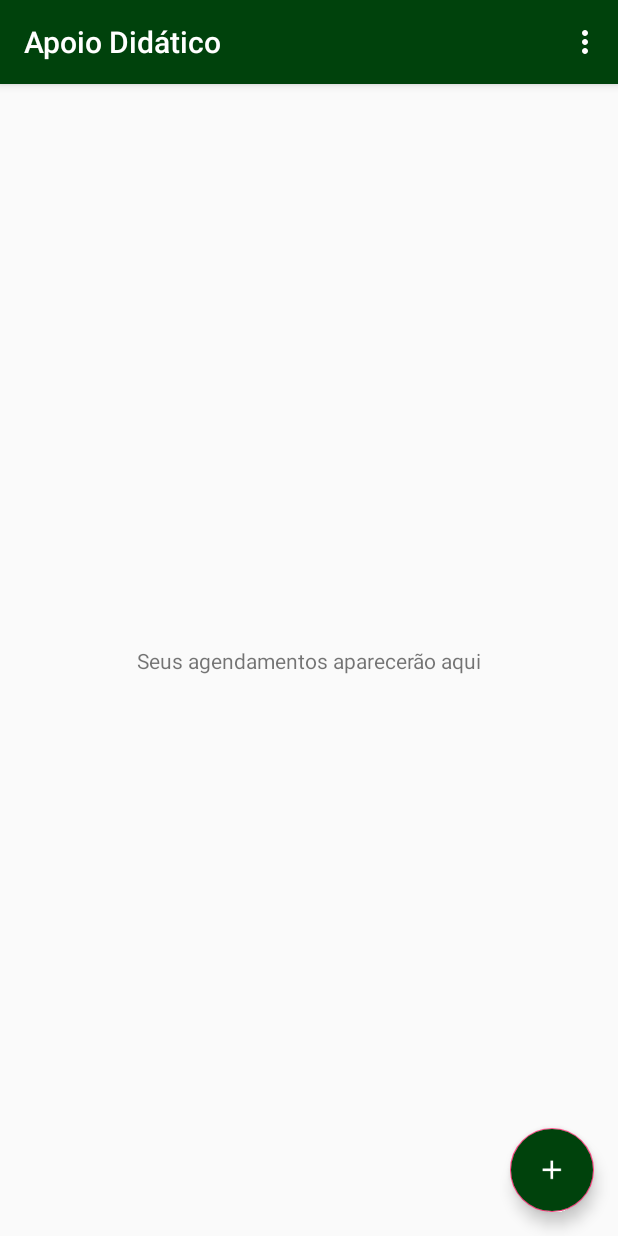
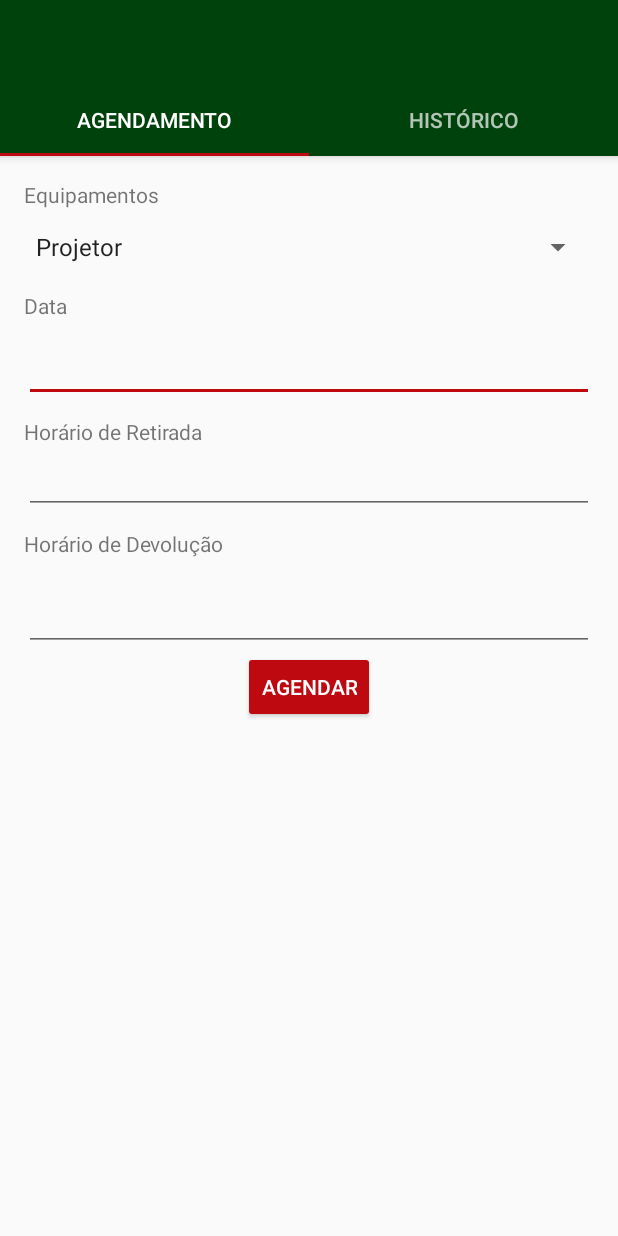
Before and after one commit to italomendes/apoiodidatico, an Android app: the screen it shows after launch (MainActivity), on a phone screen of 412 x 824 dp. Run offline under Robolectric (Android 15) with nearby library versions, the phone set to English and light mode, and no system bars.

Commit message:
adicionando tabview com fragments

```diff
--- /dev/null
+++ b/ApoioDidatico/app/src/main/java/br/com/italomendes/apoiodidatico/AgendamentoFragment.java
@@ -0,0 +1,46 @@
+package br.com.italomendes.apoiodidatico;
+
+import android.os.Bundle;
+import android.support.annotation.Nullable;
+import android.support.v4.app.Fragment;
+import android.view.LayoutInflater;
+import android.view.View;
+import android.view.ViewGroup;
+import android.widget.ArrayAdapter;
+import android.widget.Button;
+import android.widget.Spinner;
+import android.widget.Toast;
+
+/**
+ * Created by root on 12/11/2017.
+ */
+
+public class AgendamentoFragment extends Fragment {
+    private static final String TAG = "Agendamento";
+
+    private Button btnTEST;
+
+    @Nullable
+    @Override
+    public View onCreateView(LayoutInflater inflater, @Nullable ViewGroup container, @Nullable Bundle savedInstanceState) {
+
+
+        View view = inflater.inflate(R.layout.agendamento_fragment,container,false);
+        btnTEST = (Button) view.findViewById(R.id.btnAgendar);
+
+        btnTEST.setOnClickListener(new View.OnClickListener() {
+            @Override
+            public void onClick(View view) {
+                Toast.makeText(getActivity(), "AGENDAMENTO!",Toast.LENGTH_SHORT).show();
+            }
+        });
+
+        Spinner mySpinner = (Spinner) view.findViewById(R.id.spinner);
+        ArrayAdapter<String> myAdapter = new ArrayAdapter<String>(this.getActivity(),
+                android.R.layout.simple_spinner_item, getResources().getStringArray(R.array.equipamentos));
+        myAdapter.setDropDownViewResource(android.R.layout.simple_spinner_dropdown_item);
+        mySpinner.setAdapter(myAdapter);
+
+        return view;
+    }
+}
--- /dev/null
+++ b/ApoioDidatico/app/src/main/java/br/com/italomendes/apoiodidatico/HistoricoFragment.java
@@ -0,0 +1,36 @@
+package br.com.italomendes.apoiodidatico;
+
+import android.os.Bundle;
+import android.support.annotation.Nullable;
+import android.support.v4.app.Fragment;
+import android.view.LayoutInflater;
+import android.view.View;
+import android.view.ViewGroup;
+import android.widget.Button;
+import android.widget.Toast;
+
+/**
+ * Created by root on 12/11/2017.
+ */
+
+public class HistoricoFragment extends Fragment {
+    private static final String TAG = "Historico";
+
+    private Button btnTEST;
+
+    @Nullable
+    @Override
+    public View onCreateView(LayoutInflater inflater, @Nullable ViewGroup container, @Nullable Bundle savedInstanceState) {
+        View view = inflater.inflate(R.layout.historico_fragment,container,false);
+        btnTEST = (Button) view.findViewById(R.id.btnHist);
+
+        btnTEST.setOnClickListener(new View.OnClickListener() {
+            @Override
+            public void onClick(View view) {
+                Toast.makeText(getActivity(), "AGENDAMENTO!",Toast.LENGTH_SHORT).show();
+            }
+        });
+
+        return view;
+    }
+}
--- a/ApoioDidatico/app/src/main/java/br/com/italomendes/apoiodidatico/MainActivity.java
+++ b/ApoioDidatico/app/src/main/java/br/com/italomendes/apoiodidatico/MainActivity.java
@@ -4,39 +4,55 @@ import android.content.Intent;
 import android.os.Bundle;
 import android.support.design.widget.FloatingActionButton;
 import android.support.design.widget.Snackbar;
+import android.support.design.widget.TabLayout;
+import android.support.v4.view.ViewPager;
 import android.support.v7.app.AppCompatActivity;
 import android.support.v7.widget.Toolbar;
+import android.util.Log;
 import android.view.View;
 import android.view.Menu;
 import android.view.MenuItem;
+import android.widget.ArrayAdapter;
 import android.widget.EditText;
+import android.widget.Spinner;
 
 import static android.provider.AlarmClock.EXTRA_MESSAGE;
 
 public class MainActivity extends AppCompatActivity {
+    private static final String TAG = "MainActivity";
+
+    private SectionsPageAdapter mSectionsPageAdapter;
+
+    private ViewPager mViewPager;
 
     @Override
     protected void onCreate(Bundle savedInstanceState) {
+        this.setTitle("Apoio Didático");
         super.onCreate(savedInstanceState);
         setContentView(R.layout.activity_main);
-        Toolbar toolbar = (Toolbar) findViewById(R.id.toolbar);
-        setSupportActionBar(toolbar);
+        Log.d(TAG, "onCreate: Starting.");
 
-        FloatingActionButton fab = (FloatingActionButton) findViewById(R.id.fab);
-        fab.setOnClickListener(new View.OnClickListener() {
-            @Override
-            public void onClick(View view) {
-                showCadastroAgendamento();
-            }
-        });
+        mSectionsPageAdapter = new SectionsPageAdapter(getSupportFragmentManager());
+
+        // Set up the ViewPager with the sections adapter.
+        mViewPager = (ViewPager) findViewById(R.id.container);
+        setupViewPager(mViewPager);
+
+        TabLayout tabLayout = (TabLayout) findViewById(R.id.tabs);
+        tabLayout.setupWithViewPager(mViewPager);
+
+
+    }
+
+    private void setupViewPager(ViewPager viewPager) {
+        SectionsPageAdapter adapter = new SectionsPageAdapter(getSupportFragmentManager());
+        adapter.addFragment(new AgendamentoFragment(), "Agendamento");
+        adapter.addFragment(new HistoricoFragment(), "Histórico");
+        viewPager.setAdapter(adapter);
     }
 
 
-    public void showCadastroAgendamento() {
-        Intent intent = new Intent(this, AgendamentoActivity.class);
-        //intent.putExtra(intent);
-        startActivity(intent);
-    }
+
 
     @Override
     public boolean onCreateOptionsMenu(Menu menu) {
--- /dev/null
+++ b/ApoioDidatico/app/src/main/java/br/com/italomendes/apoiodidatico/SectionsPageAdapter.java
@@ -0,0 +1,42 @@
+package br.com.italomendes.apoiodidatico;
+
+import android.support.v4.app.Fragment;
+import android.support.v4.app.FragmentManager;
+import android.support.v4.app.FragmentPagerAdapter;
+
+import java.util.ArrayList;
+import java.util.List;
+
+/**
+ * Created by User on 2/28/2017.
+ */
+
+public class SectionsPageAdapter extends FragmentPagerAdapter {
+
+    private final List<Fragment> mFragmentList = new ArrayList<>();
+    private final List<String> mFragmentTitleList = new ArrayList<>();
+
+    public void addFragment(Fragment fragment, String title) {
+        mFragmentList.add(fragment);
+        mFragmentTitleList.add(title);
+    }
+
+    public SectionsPageAdapter(FragmentManager fm) {
+        super(fm);
+    }
+
+    @Override
+    public CharSequence getPageTitle(int position) {
+        return mFragmentTitleList.get(position);
+    }
+
+    @Override
+    public Fragment getItem(int position) {
+        return mFragmentList.get(position);
+    }
+
+    @Override
+    public int getCount() {
+        return mFragmentList.size();
+    }
+}
--- a/ApoioDidatico/app/src/main/res/layout/activity_agendamento.xml
+++ b/ApoioDidatico/app/src/main/res/layout/activity_agendamento.xml
@@ -15,7 +15,6 @@
             android:id="@+id/toolbar"
             android:layout_width="match_parent"
             android:layout_height="?attr/actionBarSize"
-            android:background="@color/colorIf"
             app:popupTheme="@style/AppTheme.PopupOverlay" />
 
     </android.support.design.widget.AppBarLayout>
--- a/ApoioDidatico/app/src/main/res/layout/activity_main.xml
+++ b/ApoioDidatico/app/src/main/res/layout/activity_main.xml
@@ -1,4 +1,5 @@
 <?xml version="1.0" encoding="utf-8"?>
+
 <android.support.design.widget.CoordinatorLayout xmlns:android="http://schemas.android.com/apk/res/android"
     xmlns:app="http://schemas.android.com/apk/res-auto"
     xmlns:tools="http://schemas.android.com/tools"
@@ -7,28 +8,36 @@
     tools:context="br.com.italomendes.apoiodidatico.MainActivity">
 
     <android.support.design.widget.AppBarLayout
+        android:id="@+id/appbar"
         android:layout_width="match_parent"
         android:layout_height="wrap_content"
         android:theme="@style/AppTheme.AppBarOverlay">
 
-
         <android.support.v7.widget.Toolbar
             android:id="@+id/toolbar"
+            android:label="@string/app_name"
             android:layout_width="match_parent"
             android:layout_height="?attr/actionBarSize"
-            android:background="@color/colorIf"
-            app:popupTheme="@style/AppTheme.PopupOverlay" />
+            android:background="?attr/colorPrimary"
+            app:layout_scrollFlags="scroll|enterAlways"
+            app:popupTheme="@style/AppTheme.PopupOverlay">
+
+        </android.support.v7.widget.Toolbar>
+
+        <android.support.design.widget.TabLayout
+            android:id="@+id/tabs"
+            android:layout_width="match_parent"
+            android:layout_height="wrap_content"/>
 
     </android.support.design.widget.AppBarLayout>
 
-    <android.support.design.widget.FloatingActionButton
-        android:id="@+id/fab"
-        android:layout_width="wrap_content"
-        android:layout_height="wrap_content"
-        android:layout_gravity="bottom|end"
-        android:layout_margin="@dimen/fab_margin"
-        android:backgroundTint="@color/colorIf"
-        app:srcCompat="@mipmap/ic_add" />
+    <android.support.v4.view.ViewPager
+        android:id="@+id/container"
+        android:layout_width="match_parent"
+        android:layout_height="match_parent"
+        app:layout_behavior="@string/appbar_scrolling_view_behavior"/>
+
+
 
     <include layout="@layout/content_main" />
 
--- /dev/null
+++ b/ApoioDidatico/app/src/main/res/layout/agendamento_fragment.xml
@@ -0,0 +1,94 @@
+<?xml version="1.0" encoding="utf-8"?>
+<LinearLayout xmlns:android="http://schemas.android.com/apk/res/android"
+
+    android:layout_width="match_parent"
+    android:layout_height="match_parent"
+    android:orientation="vertical"
+    android:paddingLeft="16dp"
+    android:paddingRight="16dp"
+    android:paddingTop="16dp"
+    android:weightSum="1">
+
+
+    <TextView
+        android:layout_width="wrap_content"
+        android:layout_height="wrap_content"
+        android:text="Equipamentos"/>
+
+    <Spinner
+        android:id="@+id/spinner"
+        android:layout_width="match_parent"
+        android:layout_height="wrap_content"
+        android:layout_marginTop="13dp"
+        android:layout_below="@+id/textView"
+        android:layout_alignLeft="@+id/textView"
+        android:layout_alignStart="@+id/textView" />
+
+
+    <TextView
+        android:id="@+id/textView2"
+        android:layout_width="77dp"
+        android:layout_height="wrap_content"
+        android:layout_alignLeft="@+id/spinner"
+        android:layout_alignStart="@+id/spinner"
+        android:layout_below="@+id/spinner"
+        android:layout_marginTop="17dp"
+        android:text="Data"
+        android:layout_weight="0.04" />
+
+    <EditText
+        android:id="@+id/editText2"
+        android:layout_width="match_parent"
+        android:layout_height="wrap_content"
+        android:layout_alignLeft="@+id/textView2"
+        android:layout_alignParentEnd="true"
+        android:layout_alignParentRight="true"
+        android:layout_alignStart="@+id/textView2"
+        android:layout_below="@+id/textView2"
+        android:ems="10"
+        android:inputType="textPersonName"
+        android:visibility="visible" />
+
+    <TextView
+        android:id="@+id/textView4"
+        android:layout_width="match_parent"
+        android:layout_height="wrap_content"
+        android:text="Horário de Retirada"
+        android:layout_marginTop="10dp"/>
+    />
+
+    <EditText
+        android:id="@+id/editText3"
+        android:layout_width="match_parent"
+        android:layout_height="wrap_content"
+        android:ems="10"
+        android:inputType="textPersonName"
+        />
+
+    <TextView
+        android:id="@+id/textView5"
+        android:layout_width="match_parent"
+        android:layout_height="wrap_content"
+        android:text="Horário de Devolução"
+        android:layout_weight="0.07"
+        android:layout_marginTop="10dp"/>
+
+    <EditText
+        android:id="@+id/editText4"
+        android:layout_width="match_parent"
+        android:layout_height="wrap_content"
+        android:ems="10"
+        android:inputType="textPersonName" />
+
+    <Button
+        android:id="@+id/btnAgendar"
+        style="@style/Widget.AppCompat.Button.Colored"
+        android:layout_width="wrap_content"
+        android:layout_height="wrap_content"
+        android:layout_alignParentBottom="true"
+        android:layout_centerHorizontal="true"
+        android:layout_gravity="center_vertical|center_horizontal"
+        android:layout_marginBottom="185dp"
+        android:text="Agendar" />
+
+</LinearLayout>
--- a/ApoioDidatico/app/src/main/res/layout/content_main.xml
+++ b/ApoioDidatico/app/src/main/res/layout/content_main.xml
@@ -11,7 +11,6 @@
     <TextView
         android:layout_width="wrap_content"
         android:layout_height="wrap_content"
-        android:text="Seus agendamentos aparecerão aqui"
         app:layout_constraintBottom_toBottomOf="parent"
         app:layout_constraintLeft_toLeftOf="parent"
         app:layout_constraintRight_toRightOf="parent"
--- /dev/null
+++ b/ApoioDidatico/app/src/main/res/layout/historico_fragment.xml
@@ -0,0 +1,22 @@
+<?xml version="1.0" encoding="utf-8"?>
+<RelativeLayout xmlns:android="http://schemas.android.com/apk/res/android"
+    android:orientation="vertical"
+    android:layout_width="match_parent"
+    android:layout_height="match_parent">
+
+    <TextView
+        android:layout_width="wrap_content"
+        android:layout_height="wrap_content"
+        android:layout_centerHorizontal="true"
+        android:textSize="25sp"
+        android:text="Histórico"
+        android:layout_marginTop="40dp"
+        android:id="@+id/historicoTab"/>
+
+    <Button
+        android:layout_width="wrap_content"
+        android:layout_height="wrap_content"
+        android:id="@+id/btnHist"
+        android:text="Agendar"/>
+
+</RelativeLayout>
--- a/ApoioDidatico/app/src/main/res/values/colors.xml
+++ b/ApoioDidatico/app/src/main/res/values/colors.xml
@@ -1,7 +1,6 @@
 <?xml version="1.0" encoding="utf-8"?>
 <resources>
-    <color name="colorPrimary">#3F51B5</color>
-    <color name="colorPrimaryDark">#303F9F</color>
-    <color name="colorAccent">#FF4081</color>
-    <color name="colorIf">#00420c</color>
+    <color name="colorPrimary">#00420c</color>
+    <color name="colorPrimaryDark">#00370A</color>
+    <color name="colorAccent">#BE0911</color>
 </resources>
--- a/ApoioDidatico/app/src/main/res/values/strings.xml
+++ b/ApoioDidatico/app/src/main/res/values/strings.xml
@@ -2,4 +2,11 @@
     <string name="app_name">Apoio Didático</string>
     <string name="action_settings">Settings</string>
     <string name="title_activity_agendamento">Agendar</string>
+    <string-array name="equipamentos">
+        <item>Projetor</item>
+        <item>Laboratório de informática</item>
+        <item>Cabo HDMI</item>
+        <item>Controle projetor</item>
+        <item>Controle Ar-Condicionado</item>
+    </string-array>
 </resources>
--- a/ApoioDidatico/app/src/main/res/values/styles.xml
+++ b/ApoioDidatico/app/src/main/res/values/styles.xml
@@ -4,7 +4,7 @@
     <style name="AppTheme" parent="Theme.AppCompat.Light.DarkActionBar">
         <!-- Customize your theme here. -->
         <item name="colorPrimary">@color/colorPrimary</item>
-        <item name="colorPrimaryDark">@color/colorIf</item>
+        <item name="colorPrimaryDark">@color/colorPrimaryDark</item>
         <item name="colorAccent">@color/colorAccent</item>
 
     </style>
```
Also changed, not shown: ApoioDidatico/app/src/main/ic_launcher-web.png (added), ApoioDidatico/app/src/main/res/mipmap-hdpi/ic_launcher.png, ApoioDidatico/app/src/main/res/mipmap-mdpi/ic_launcher.png, ApoioDidatico/app/src/main/res/mipmap-xhdpi/ic_launcher.png, ApoioDidatico/app/src/main/res/mipmap-xxhdpi/ic_launcher.png, ApoioDidatico/app/src/main/res/mipmap-xxxhdpi/ic_launcher.png.
